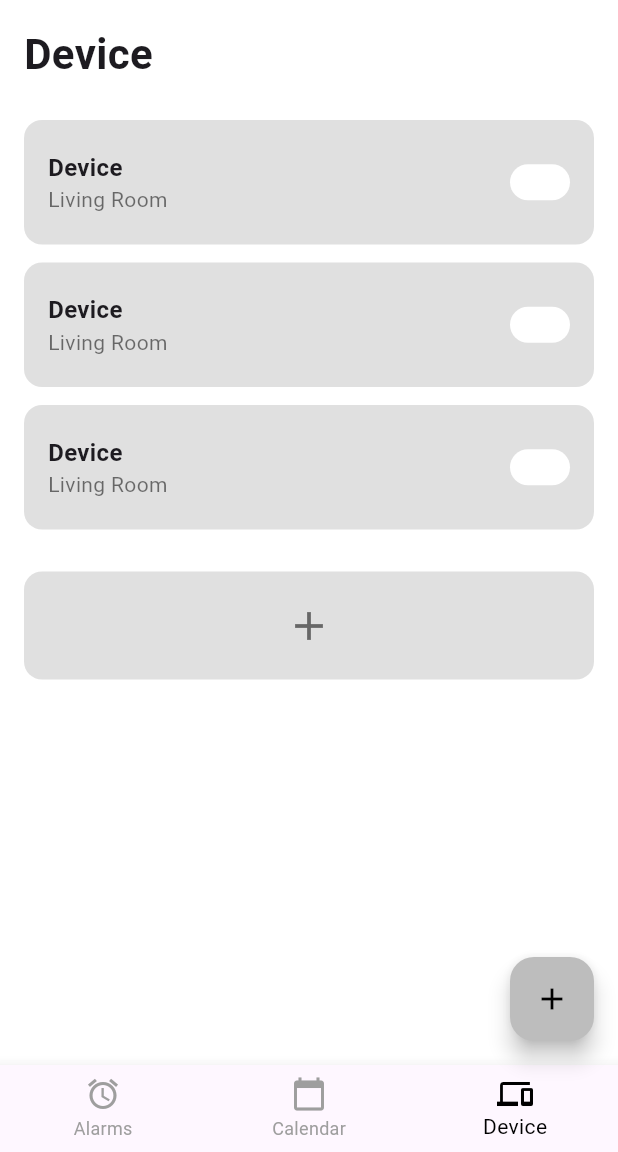
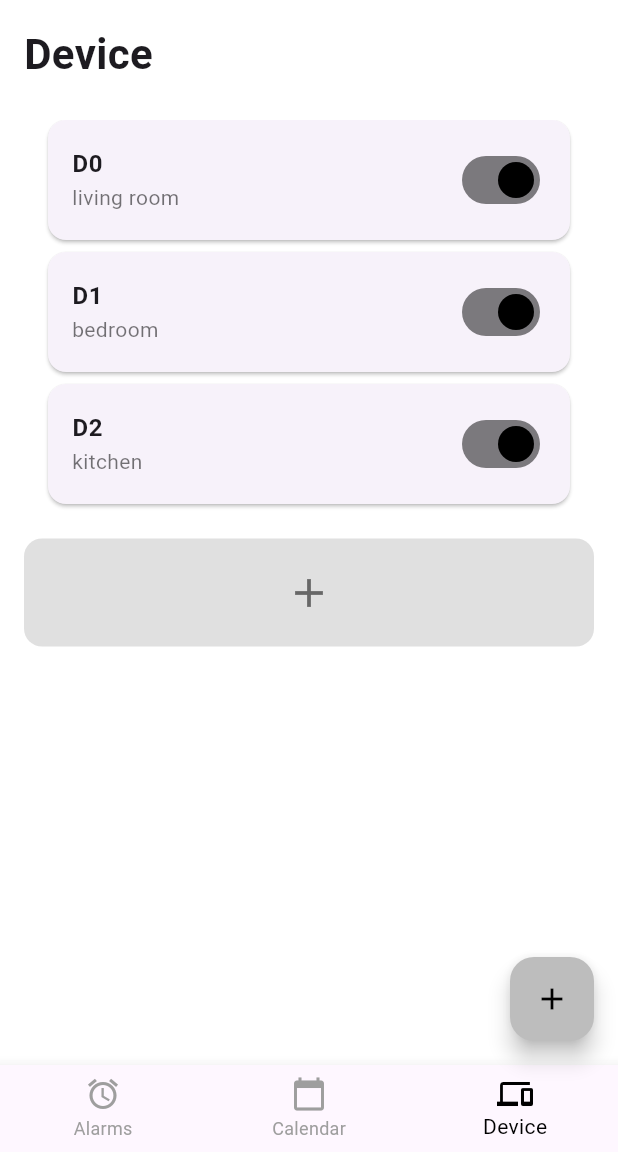
Before and after one commit to CECOM-CAU/Flutter-Mentoring-2025-2, a Flutter app: the screen it shows after launch, item 3 of the bottom bar chosen, on a phone screen of 412 x 824 dp, the part 84-1236 px from its top. Run offline on Flutter 3.47's test engine with Material 3 defaults, Android fonts, the phone set to English and light mode, and no system bars.

Commit message:
feat: add device page as responsive ui

```diff
--- /dev/null
+++ b/alarmate/lib/models/device.dart
@@ -0,0 +1,7 @@
+class Device {
+  final String name;
+  final String location;
+  bool isActive;
+
+  Device({required this.name, required this.location, this.isActive = true});
+}
--- a/alarmate/lib/pages/device_page.dart
+++ b/alarmate/lib/pages/device_page.dart
@@ -1,16 +1,20 @@
 // pages/device_page.dart
+import 'package:alarmate/models/device.dart';
 import 'package:flutter/material.dart';
 
-class DevicePage extends StatelessWidget {
+class DevicePage extends StatefulWidget {
   const DevicePage({super.key});
-
+  @override
+  State<DevicePage> createState() => _DevicePageState();
+}
+class _DevicePageState extends State<DevicePage>{
+  List<Device> _devices = [
+    Device(name: "D0", location: "living room"),
+    Device(name: "D1", location: "bedroom"),
+    Device(name: "D2", location: "kitchen"),
+  ];
   @override
   Widget build(BuildContext context) {
-    final devices = [
-      'Living Room',
-      'Living Room',
-      'Living Room',
-    ];
 
     return Padding(
       padding: const EdgeInsets.all(16.0),
@@ -22,7 +26,8 @@ class DevicePage extends StatelessWidget {
             style: TextStyle(fontSize: 28, fontWeight: FontWeight.bold),
           ),
           const SizedBox(height: 24),
-          ...devices.map((room) => _buildDeviceTile(room)).toList(),
+          Expanded(child:_buildResponsiveAlarmList()),
+
           const SizedBox(height: 16),
           _buildAddDeviceButton(context),
           const Spacer(),
@@ -31,42 +36,70 @@ class DevicePage extends StatelessWidget {
     );
   }
 
-  Widget _buildDeviceTile(String room) {
-    return Container(
-      margin: const EdgeInsets.only(bottom: 12),
-      padding: const EdgeInsets.symmetric(horizontal: 16, vertical: 20),
-      decoration: BoxDecoration(
-        color: Colors.grey[300],
-        borderRadius: BorderRadius.circular(12),
-      ),
-      child: Row(
-        mainAxisAlignment: MainAxisAlignment.spaceBetween,
-        children: [
-          Column(
-            crossAxisAlignment: CrossAxisAlignment.start,
-            children: [
-              const Text(
-                'Device',
-                style: TextStyle(fontWeight: FontWeight.w600, fontSize: 16),
-              ),
-              Text(
-                room,
-                style: const TextStyle(color: Colors.black54, fontSize: 14),
-              ),
-            ],
-          ),
-          Container(
-            width: 40,
-            height: 24,
-            decoration: BoxDecoration(
-              color: Colors.white,
-              borderRadius: BorderRadius.circular(12),
+
+  void _toggleActive(int index) {
+    setState(() {
+      _devices[index].isActive = !_devices[index].isActive;
+    });
+  }
+  Widget _buildResponsiveAlarmList() {
+    return LayoutBuilder(
+      builder: (context, constraints) {
+        final isWide = constraints.maxWidth > 600;
+
+        if (_devices.isEmpty) {
+          return const Center(
+            child: Text("There's no alarm registered."),
+          );
+        }
+
+        if (isWide) {
+          return GridView.builder(
+            padding: const EdgeInsets.all(16),
+            gridDelegate: const SliverGridDelegateWithFixedCrossAxisCount(
+              crossAxisCount: 2,
+              childAspectRatio: 3.5,
+              crossAxisSpacing: 12,
+              mainAxisSpacing: 12,
             ),
-          ),
-        ],
+            itemCount: _devices.length,
+            itemBuilder: (context, i) => _buildAlarmCard(i),
+          );
+        } else {
+          return ListView.builder(
+            padding: const EdgeInsets.symmetric(horizontal: 16),
+            itemCount: _devices.length,
+            itemBuilder: (context, i) => _buildAlarmCard(i, isList: true),
+          );
+        }
+      },
+    );
+  }
+
+  Widget _buildAlarmCard(int index, {bool isList = false}) {
+    final alarm = _devices[index];
+    return Card(
+      margin: isList ? const EdgeInsets.only(bottom: 8) : EdgeInsets.zero,
+      shape: RoundedRectangleBorder(borderRadius: BorderRadius.circular(12)),
+      elevation: isList ? 1 : 2,
+      child: ListTile(
+        contentPadding: const EdgeInsets.symmetric(horizontal: 16, vertical: 4),
+        title: Text(
+          _devices[index].name,
+          style: const TextStyle(fontWeight: FontWeight.w600),
+        ),
+        subtitle: Text(_devices[index].location,
+          style: const TextStyle(color: Colors.black54, fontSize: 14),
+        ),
+        trailing: Switch(
+          value: alarm.isActive,
+          onChanged: (_) => _toggleActive(index),
+          activeColor: Colors.black,
+        ),
       ),
     );
   }
+
 
   Widget _buildAddDeviceButton(BuildContext context) {
     return Center(
```
